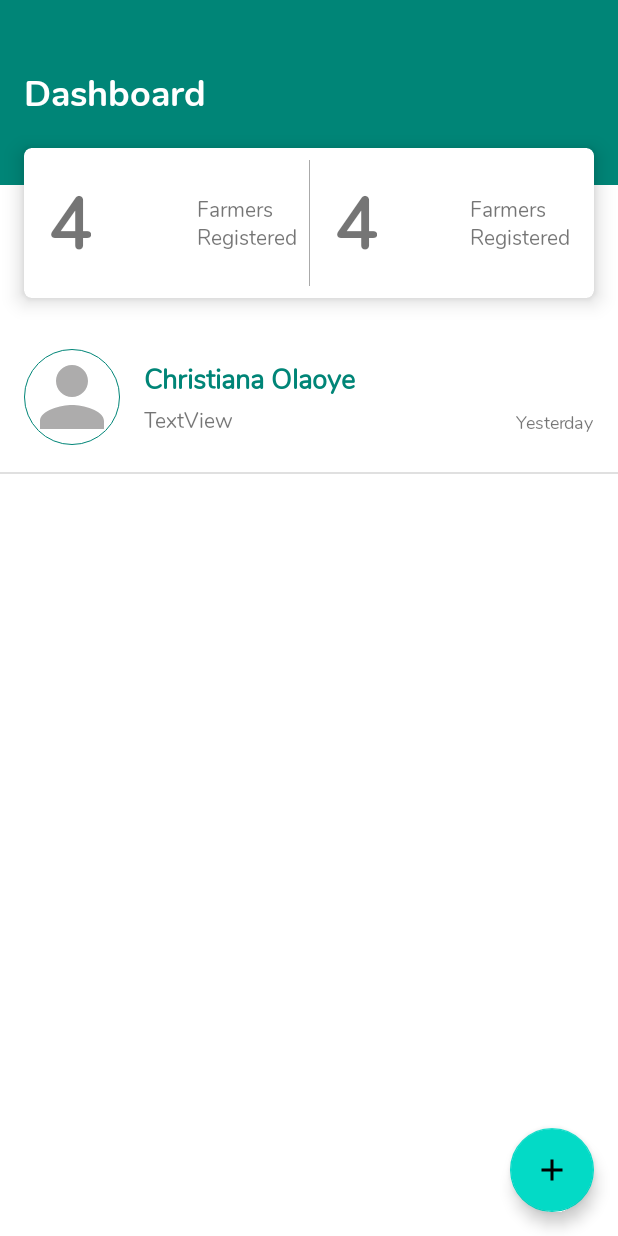
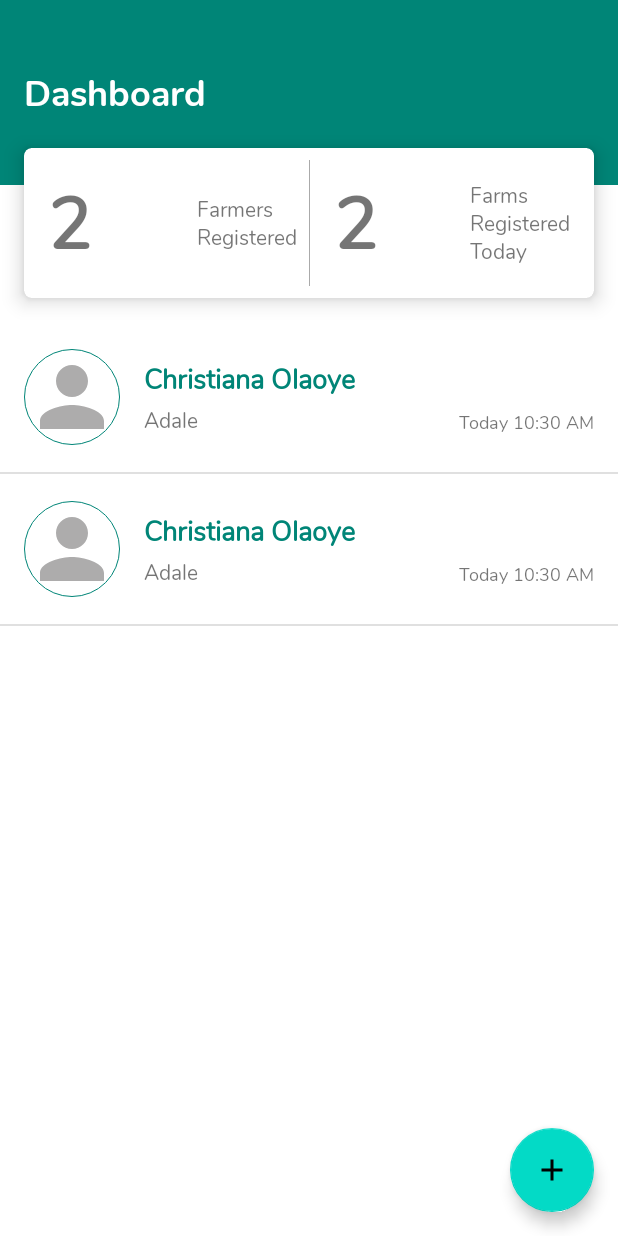
Before and after one commit to photizzo/NatureFarmApp, an Android app: the screen it shows after launch (MainActivity), on a phone screen of 412 x 824 dp. Run offline under Robolectric (Android 15) with nearby library versions, the phone set to English and light mode, and no system bars; our stand-ins replace CircleImageView, Dagger/Hilt's generated code, Room's generated code, RxJava, Timber and 1 more; 1 statement that could not run was skipped.

Commit message:
Format data being displayed in dashboard

```diff
--- a/app/src/main/java/com/threedee/nature/home/FarmersAdapter.kt
+++ b/app/src/main/java/com/threedee/nature/home/FarmersAdapter.kt
@@ -5,6 +5,7 @@ import androidx.recyclerview.widget.RecyclerView
 import com.bumptech.glide.Glide
 import com.threedee.domain.model.Farm
 import com.threedee.nature.R
+import com.threedee.nature.util.getFormattedDate
 import com.threedee.nature.util.inflate
 import kotlinx.android.synthetic.main.dashboard_info.view.*
 
@@ -40,6 +41,8 @@ class FarmersAdapter(
                 .fallback(R.drawable.ic_person)
                 .into(itemView.profileImageView)
             itemView.setOnClickListener { itemClick.invoke(item) }
+            itemView.farmerDetailsTextView.text = item.farmLocation.name
+            itemView.date.text = item.farmer.timeStamp.getFormattedDate(itemView.context)
         }
     }
 }
--- a/app/src/main/java/com/threedee/nature/home/MainActivity.kt
+++ b/app/src/main/java/com/threedee/nature/home/MainActivity.kt
@@ -15,12 +15,14 @@ import com.threedee.nature.R
 import com.threedee.nature.add.AddFarmActivity
 import com.threedee.nature.databinding.ActivityLoginBinding
 import com.threedee.nature.databinding.ActivityMainBinding
+import com.threedee.nature.util.isToday
 import com.threedee.nature.util.showSnackbar
 import com.threedee.presentation.state.Resource
 import com.threedee.presentation.state.ResourceState
 import com.threedee.presentation.viewmodel.FarmViewModel
 import dagger.android.support.DaggerAppCompatActivity
 import timber.log.Timber
+import java.util.Calendar
 import javax.inject.Inject
 
 class MainActivity : DaggerAppCompatActivity() {
@@ -64,7 +66,10 @@ class MainActivity : DaggerAppCompatActivity() {
     }
 
     private fun setDashboardData(farms: List<Farm>) {
-
+        binding.totalFarmers.text = farms.size.toString()
+        binding.statFarmers.text =farms.filter { farm ->
+            farm.farmer.timeStamp.isToday(this)
+        }.size.toString()
     }
 
     private fun handleGetFarms(resource: Resource<List<Farm>>){
--- a/app/src/main/java/com/threedee/nature/util/Extensions.kt
+++ b/app/src/main/java/com/threedee/nature/util/Extensions.kt
@@ -25,3 +25,32 @@ fun Activity.showSnackbar(
 }
 
 fun ViewGroup.inflate(layoutId: Int, attachToRoot: Boolean = false): View = LayoutInflater.from(context).inflate(layoutId, this, attachToRoot)
+
+
+fun Long.getFormattedDate(context: Context): String {
+    val smsTime = Calendar.getInstance()
+    smsTime.timeInMillis = this
+
+    val now = Calendar.getInstance()
+
+    val timeFormatString = "h:mm aa"
+    val dateTimeFormatString = "EEEE, MMMM d, h:mm aa"
+    val HOURS = (60 * 60 * 60).toLong()
+    return if (now.get(Calendar.DATE) === smsTime.get(Calendar.DATE)) {
+        "Today " + DateFormat.format(timeFormatString, smsTime)
+    } else if (now.get(Calendar.DATE) - smsTime.get(Calendar.DATE) === 1) {
+        "Yesterday " + DateFormat.format(timeFormatString, smsTime)
+    } else if (now.get(Calendar.YEAR) === smsTime.get(Calendar.YEAR)) {
+        DateFormat.format(dateTimeFormatString, smsTime).toString()
+    } else {
+        DateFormat.format("MMMM dd yyyy, h:mm aa", smsTime).toString()
+    }
+}
+
+fun Long.isToday(context: Context): Boolean {
+    val smsTime = Calendar.getInstance()
+    smsTime.timeInMillis = this
+
+    val now = Calendar.getInstance()
+    return now.get(Calendar.DATE) === smsTime.get(Calendar.DATE)
+}
--- a/app/src/main/res/layout/activity_main.xml
+++ b/app/src/main/res/layout/activity_main.xml
@@ -26,7 +26,6 @@
                     android:id="@+id/emptyTextView"
                     android:layout_width="match_parent"
                     android:layout_height="wrap_content"
-                    android:background="@android:color/black"
                     android:fontFamily="@font/nunito_bold"
                     android:text="No data available 😢"
                     android:textAlignment="center"
@@ -91,7 +90,7 @@
                         app:layout_constraintTop_toTopOf="parent" />
 
                     <TextView
-                        android:id="@+id/totalFarmers2"
+                        android:id="@+id/statFarmers"
                         android:layout_width="wrap_content"
                         android:layout_height="wrap_content"
                         android:layout_marginStart="16dp"
@@ -117,7 +116,7 @@
                         android:layout_width="wrap_content"
                         android:layout_height="wrap_content"
                         android:layout_marginEnd="16dp"
-                        android:text="Farmers\nRegistered"
+                        android:text="Farms\nRegistered\nToday"
                         app:layout_constraintBottom_toBottomOf="parent"
                         app:layout_constraintEnd_toEndOf="parent"
                         app:layout_constraintTop_toTopOf="parent" />
--- a/app/src/main/res/layout/dashboard_info.xml
+++ b/app/src/main/res/layout/dashboard_info.xml
@@ -61,7 +61,7 @@
         android:scaleType="centerCrop"
         android:src="@drawable/nature"
         app:civ_border_color="@color/colorPrimary"
-        app:civ_border_width="0.5dp"
+        app:civ_border_width="0.3dp"
         app:layout_constraintBottom_toBottomOf="parent"
         app:layout_constraintStart_toStartOf="parent"
         app:layout_constraintTop_toTopOf="parent" />
--- a/cache/src/main/java/com/threedee/cache/implementation/FarmCacheImplementation.kt
+++ b/cache/src/main/java/com/threedee/cache/implementation/FarmCacheImplementation.kt
@@ -9,6 +9,7 @@ import com.threedee.domain.model.FarmLocation
 import com.threedee.domain.model.Farmer
 import io.reactivex.Completable
 import io.reactivex.Single
+import java.util.Calendar
 import javax.inject.Inject
 
 /**
@@ -41,8 +42,10 @@ class FarmCacheImplementation @Inject constructor(
 //                        farmLocationMapper.mapFromCached(cachedFarm.farmLocation)
 //                    )
 //                }
-                listOf(Farm(farmer = Farmer(1, "Christiana Olaoye", "09039760212", "", "christy@gmail.com"),
-                    farmLocation = FarmLocation(1, "Adale", "Adale", listOf(9.0), listOf(8.0))))
+                listOf(Farm(farmer = Farmer(1, "Christiana Olaoye", "09039760212", "", "christy@gmail.com", Calendar.getInstance().timeInMillis),
+                    farmLocation = FarmLocation(1, "Adale", "Adale", listOf(9.0), listOf(8.0))),
+                    Farm(farmer = Farmer(1, "Christiana Olaoye", "09039760212", "", "christy@gmail.com", Calendar.getInstance().timeInMillis),
+                        farmLocation = FarmLocation(1, "Adale", "Adale", listOf(9.0), listOf(8.0))))
             }
     }
 
--- a/cache/src/main/java/com/threedee/cache/mapper/FarmerMapper.kt
+++ b/cache/src/main/java/com/threedee/cache/mapper/FarmerMapper.kt
@@ -10,10 +10,10 @@ import javax.inject.Inject
  */
 open class FarmerMapper @Inject constructor() : EntityMapper<CachedFarmer, Farmer> {
     override fun mapFromCached(type: CachedFarmer): Farmer {
-        return Farmer(type.id, type.fullName, type.phone, type.avatar, type.email)
+        return Farmer(type.id, type.fullName, type.phone, type.avatar, type.email, type.timeStamp)
     }
 
     override fun mapToCached(type: Farmer): CachedFarmer {
-        return CachedFarmer(type.id, type.fullName, type.phone, type.avatar, type.email)
+        return CachedFarmer(type.id, type.fullName, type.phone, type.avatar, type.email, type.timeStamp)
     }
 }
--- a/cache/src/main/java/com/threedee/cache/model/CachedFarmer.kt
+++ b/cache/src/main/java/com/threedee/cache/model/CachedFarmer.kt
@@ -11,5 +11,6 @@ class CachedFarmer(
     val fullName: String = "",
     val phone: String = "",
     val avatar: String = "",
-    val email: String? = null
+    val email: String? = null,
+    val timeStamp: Long = 0L
 )
--- a/domain/src/main/java/com/threedee/domain/model/Farmer.kt
+++ b/domain/src/main/java/com/threedee/domain/model/Farmer.kt
@@ -5,5 +5,6 @@ data class Farmer(
     val fullName: String,
     val phone: String,
     val avatar: String,
-    val email: String?
+    val email: String?,
+    val timeStamp: Long
 )
```
